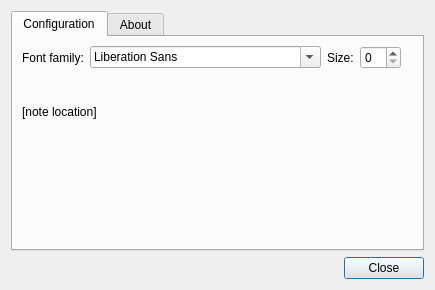
First picture: the form in src/SettingsDialog.ui, repository agateau/nanonote, before the edit.
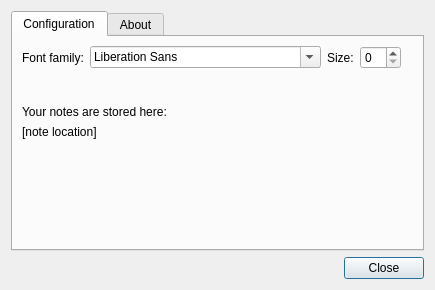
Second picture: the form after the edit. The open tabs and pages were chosen to show the change. Icons and pictures are not drawn.

Commit message: Simplify translations in settings dialog

The edit to the form file:
```diff
--- a/src/SettingsDialog.ui
+++ b/src/SettingsDialog.ui
@@ -90,7 +90,7 @@
          </property>
         </spacer>
        </item>
-       <item row="4" column="1">
+       <item row="5" column="1">
         <spacer name="verticalSpacer_3">
          <property name="orientation">
           <enum>Qt::Vertical</enum>
@@ -103,7 +103,7 @@
          </property>
         </spacer>
        </item>
-       <item row="3" column="0" colspan="2">
+       <item row="4" column="0" colspan="2">
         <widget class="QLabel" name="noteLocationLabel">
          <property name="text">
           <string notr="true">[note location]</string>
@@ -119,6 +119,13 @@
          </property>
         </widget>
        </item>
+       <item row="3" column="0" colspan="2">
+        <widget class="QLabel" name="label_3">
+         <property name="text">
+          <string>Your notes are stored here:</string>
+         </property>
+        </widget>
+       </item>
       </layout>
      </widget>
      <widget class="QWidget" name="tab_2">
```
Left out of the diff: 4 changed lines with no effect on the pictures. The commit also changes 1 other file.
